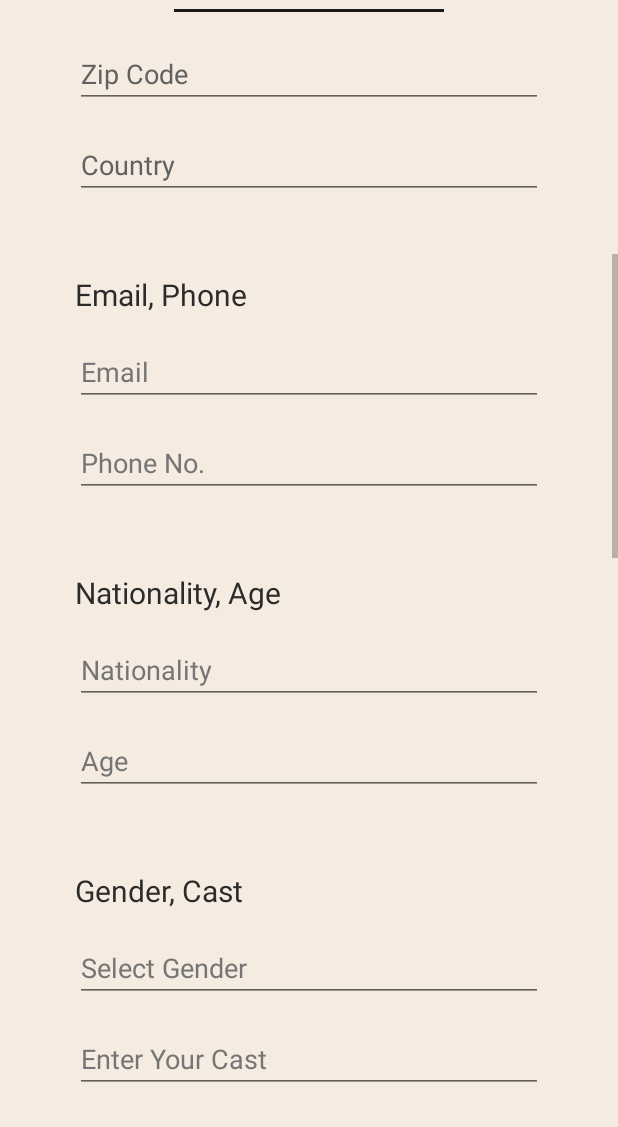
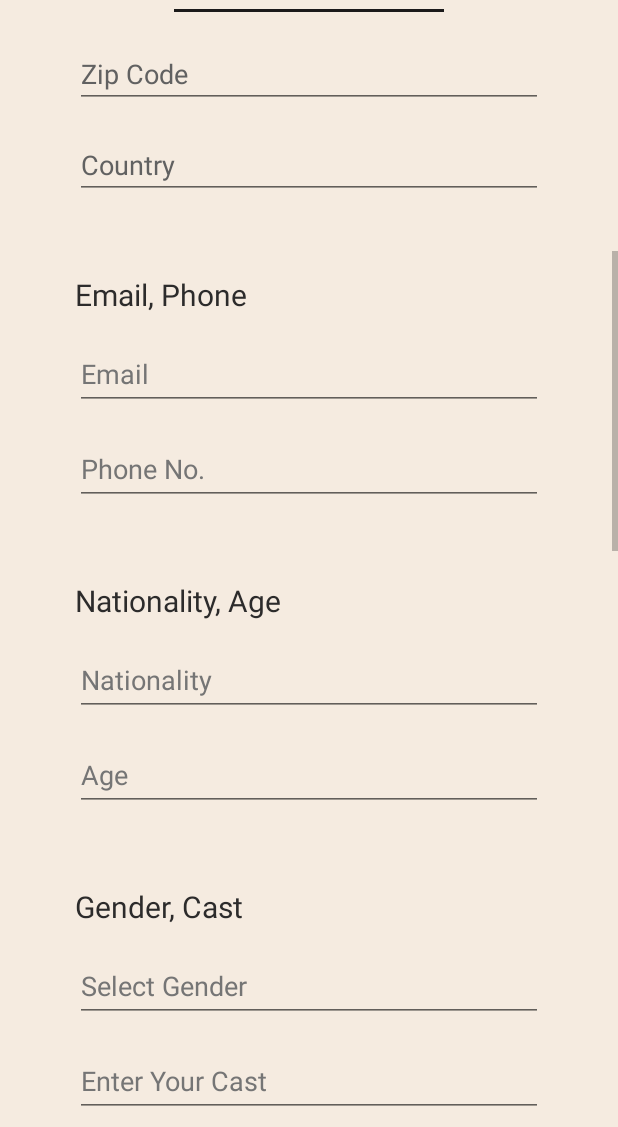
Before and after one commit to Rahul-Sharma-Github/Admission_App, an Android app: the FormActivity screen opened directly, with no data from a screen before it, scrolled down 506 dp, on a phone screen of 412 x 824 dp, the part 109-1236 px from its top. Run offline under Robolectric (Android 15) with nearby library versions, the phone set to English and light mode, and no system bars.

Commit message:
changed the touch target size of EditText Field to 48dp Height.

```diff
--- a/app/src/main/res/layout/activity_form.xml
+++ b/app/src/main/res/layout/activity_form.xml
@@ -198,6 +198,7 @@
                 android:ems="10"
                 android:hint="Email"
                 android:inputType="none|textEmailAddress"
+                android:minHeight="48dp"
                 android:textColorHint="#757575" />
 
             <EditText
@@ -210,6 +211,7 @@
                 android:ems="10"
                 android:hint="Phone No."
                 android:inputType="none|phone"
+                android:minHeight="48dp"
                 android:textColorHint="#757575" />
 
             <TextView
@@ -234,6 +236,7 @@
                 android:ems="10"
                 android:hint="Nationality"
                 android:inputType="textPersonName"
+                android:minHeight="48dp"
                 android:textColorHint="#757575" />
 
             <EditText
@@ -246,6 +249,7 @@
                 android:ems="10"
                 android:hint="Age"
                 android:inputType="none|number"
+                android:minHeight="48dp"
                 android:textColorHint="#757575" />
 
             <TextView
@@ -268,6 +272,7 @@
                 android:layout_marginTop="15dp"
                 android:layout_marginEnd="50dp"
                 android:hint="Select Gender"
+                android:minHeight="48dp"
                 android:textColorHint="#757575" />
 
             <EditText
@@ -280,6 +285,7 @@
                 android:ems="10"
                 android:hint="Enter Your Cast"
                 android:inputType="textPersonName"
+                android:minHeight="48dp"
                 android:textColorHint="#757575" />
 
             <TextView
@@ -329,6 +335,7 @@
                 android:ems="10"
                 android:hint="Country of Birth"
                 android:inputType="textPersonName"
+                android:minHeight="48dp"
                 android:textColorHint="#757575" />
 
             <TextView
@@ -353,6 +360,7 @@
                 android:ems="10"
                 android:hint="DD/MM/YYYY"
                 android:inputType="date|none"
+                android:minHeight="48dp"
                 android:textColorHint="#757575" />
 
             <TextView
@@ -377,6 +385,7 @@
                 android:ems="10"
                 android:hint="Most Recent College Attended"
                 android:inputType="textPersonName"
+                android:minHeight="48dp"
                 android:textColorHint="#757575" />
 
             <EditText
@@ -389,6 +398,7 @@
                 android:ems="10"
                 android:hint="Estimated GPA/Percentage"
                 android:inputType="none|number"
+                android:minHeight="48dp"
                 android:textColorHint="#757575" />
 
             <TextView
@@ -426,6 +436,7 @@
                 android:ems="10"
                 android:hint="Enter Faculty Name"
                 android:inputType="textPersonName"
+                android:minHeight="48dp"
                 android:textColorHint="#757575" />
 
             <EditText
@@ -438,6 +449,7 @@
                 android:ems="10"
                 android:hint="Enter Department Name"
                 android:inputType="textPersonName"
+                android:minHeight="48dp"
                 android:textColorHint="#757575" />
 
             <EditText
```
